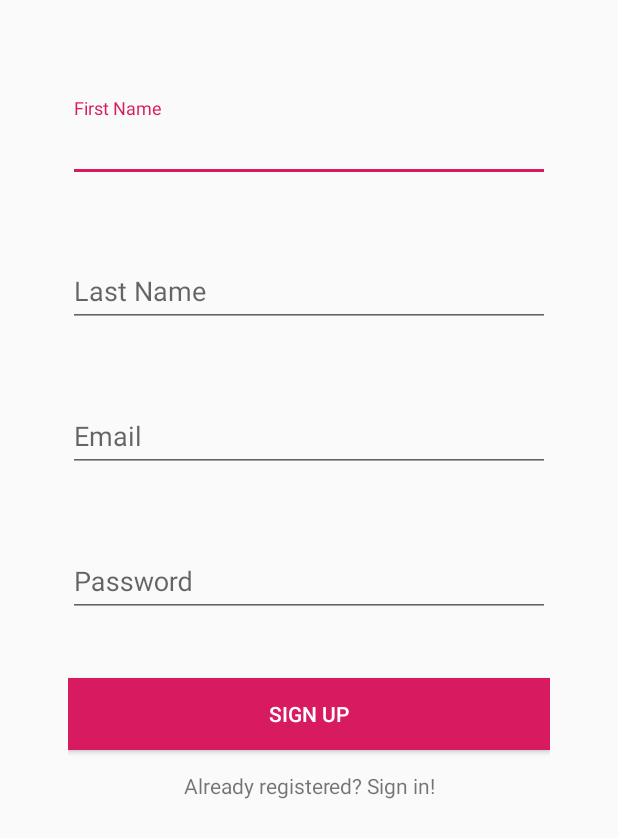
After one commit to amaury901130/android_compose_demo, an Android app: the layout activity_sign_up.xml on its own in the app's theme, with its tools: preview values and no code run, on a phone screen of 412 x 824 dp. The commit adds this screen. Shown: the top 838 px of the screen. Run offline under Robolectric (Android 15) with nearby library versions, the phone set to English and light mode, and no system bars.

Commit message:
Initial commit

```diff
--- /dev/null
+++ b/app/src/main/res/layout/activity_sign_up.xml
@@ -0,0 +1,113 @@
+<?xml version="1.0" encoding="utf-8"?>
+<ScrollView xmlns:android="http://schemas.android.com/apk/res/android"
+    xmlns:app="http://schemas.android.com/apk/res-auto"
+    xmlns:tools="http://schemas.android.com/tools"
+    android:layout_width="match_parent"
+    android:layout_height="match_parent">
+
+    <androidx.constraintlayout.widget.ConstraintLayout
+        android:layout_width="match_parent"
+        android:layout_height="wrap_content"
+        android:layout_margin="@dimen/sign_up_margin_horizontal"
+        tools:context=".ui.activity.main.SignUpActivity">
+
+        <com.google.android.material.textfield.TextInputLayout
+            android:id="@+id/first_name_text_input_layout"
+            android:layout_width="match_parent"
+            android:layout_height="wrap_content"
+            android:layout_marginTop="@dimen/text_input_margin_top"
+            app:errorEnabled="true"
+            app:layout_constraintEnd_toEndOf="parent"
+            app:layout_constraintStart_toStartOf="parent"
+            app:layout_constraintTop_toTopOf="parent">
+
+            <androidx.appcompat.widget.AppCompatEditText
+                android:id="@+id/first_name_edit_text"
+                android:layout_width="match_parent"
+                android:layout_height="wrap_content"
+                android:hint="@string/first_name"
+                android:inputType="textCapWords" />
+
+        </com.google.android.material.textfield.TextInputLayout>
+
+        <com.google.android.material.textfield.TextInputLayout
+            android:id="@+id/last_name_text_input_layout"
+            android:layout_width="match_parent"
+            android:layout_height="wrap_content"
+            android:layout_marginTop="@dimen/text_input_margin_top"
+            app:errorEnabled="true"
+            app:layout_constraintEnd_toEndOf="parent"
+            app:layout_constraintStart_toStartOf="parent"
+            app:layout_constraintTop_toBottomOf="@id/first_name_text_input_layout">
+
+            <androidx.appcompat.widget.AppCompatEditText
+                android:id="@+id/last_name_edit_text"
+                android:layout_width="match_parent"
+                android:layout_height="wrap_content"
+                android:hint="@string/last_name"
+                android:inputType="textCapWords" />
+
+        </com.google.android.material.textfield.TextInputLayout>
+
+        <com.google.android.material.textfield.TextInputLayout
+            android:id="@+id/email_text_input_layout"
+            android:layout_width="match_parent"
+            android:layout_height="wrap_content"
+            android:layout_marginTop="@dimen/text_input_margin_top"
+            app:errorEnabled="true"
+            app:layout_constraintEnd_toEndOf="parent"
+            app:layout_constraintStart_toStartOf="parent"
+            app:layout_constraintTop_toBottomOf="@id/last_name_text_input_layout">
+
+            <androidx.appcompat.widget.AppCompatEditText
+                android:id="@+id/email_edit_text"
+                android:layout_width="match_parent"
+                android:layout_height="wrap_content"
+                android:hint="@string/email"
+                android:inputType="textEmailAddress" />
+
+        </com.google.android.material.textfield.TextInputLayout>
+
+        <com.google.android.material.textfield.TextInputLayout
+            android:id="@+id/password_text_input_layout"
+            android:layout_width="match_parent"
+            android:layout_height="wrap_content"
+            android:layout_marginTop="@dimen/text_input_margin_top"
+            app:errorEnabled="true"
+            app:layout_constraintEnd_toEndOf="parent"
+            app:layout_constraintStart_toStartOf="parent"
+            app:layout_constraintTop_toBottomOf="@id/email_text_input_layout">
+
+            <androidx.appcompat.widget.AppCompatEditText
+                android:id="@+id/password_edit_text"
+                android:layout_width="match_parent"
+                android:layout_height="wrap_content"
+                android:hint="@string/password"
+                android:inputType="textPassword" />
+
+        </com.google.android.material.textfield.TextInputLayout>
+
+        <Button
+            android:id="@+id/sign_up_button"
+            android:layout_width="match_parent"
+            android:layout_height="@dimen/sign_up_button_height"
+            android:layout_marginTop="@dimen/text_input_margin_top"
+            android:background="@color/colorAccent"
+            android:text="@string/sign_up"
+            android:textColor="@android:color/white"
+            app:layout_constraintEnd_toEndOf="parent"
+            app:layout_constraintStart_toStartOf="parent"
+            app:layout_constraintTop_toBottomOf="@id/password_text_input_layout" />
+
+        <TextView
+            android:id="@+id/sign_in_text_view"
+            android:layout_width="match_parent"
+            android:layout_height="@dimen/sign_up_button_height"
+            android:gravity="center"
+            android:text="@string/got_account"
+            app:layout_constraintEnd_toEndOf="parent"
+            app:layout_constraintStart_toStartOf="parent"
+            app:layout_constraintTop_toBottomOf="@id/sign_up_button" />
+
+    </androidx.constraintlayout.widget.ConstraintLayout>
+</ScrollView>
```
Also changed, not shown: app/src/main/AndroidManifest.xml (+9 -4 lines), app/src/main/java/com/rootstrap/android/ui/activity/main/ProfileActivity.kt (added, +61 -0 lines), app/src/main/java/com/rootstrap/android/ui/activity/main/ProfileActivityViewModel.kt (added, +54 -0 lines), app/src/main/java/com/rootstrap/android/ui/activity/main/SignInActivity.kt (added, +88 -0 lines), app/src/main/java/com/rootstrap/android/ui/activity/main/SignInActivityViewModel.kt (added, +58 -0 lines), app/src/main/java/com/rootstrap/android/ui/activity/main/SignUpActivity.kt (added, +77 -0 lines), app/src/main/java/com/rootstrap/android/ui/activity/main/SignUpActivityViewModel.kt (added, +59 -0 lines), app/src/main/java/com/rootstrap/android/ui/base/BaseActivity.kt (+21 -2 lines), app/src/main/res/layout/activity_profile.xml (added, +31 -0 lines), app/src/main/res/layout/activity_sign_in.xml (added, +60 -0 lines), 3 other files.
